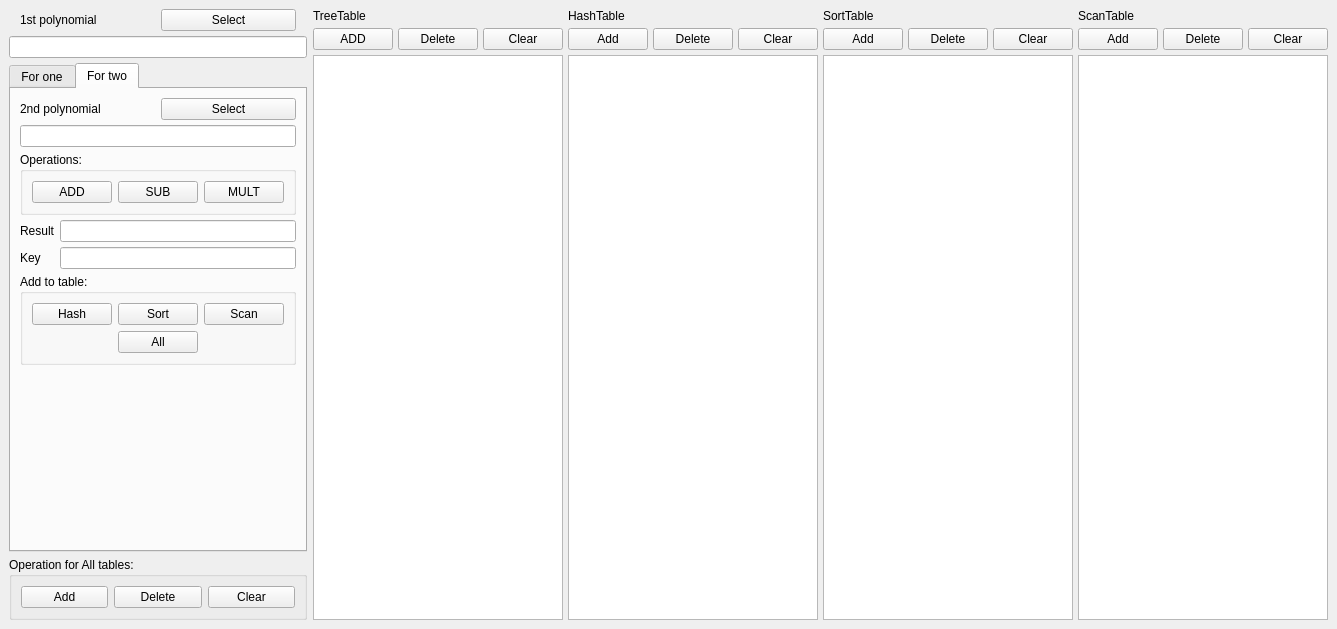
The window that ZorinOA/03_lab_table/samples/qt2/mainwindow.ui (valentina-kustikova/mp2-practice) describes before a commit, drawn with Qt 5.
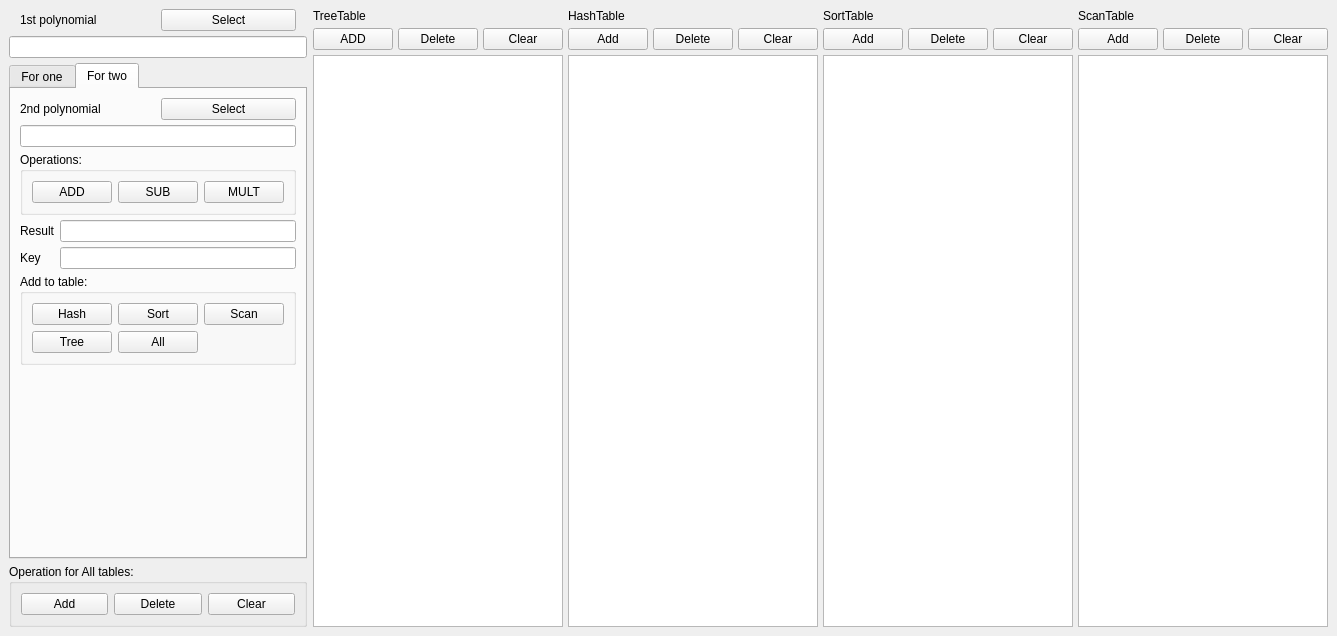
The same window after the commit.

Commit message: AVLTreeTable + qt_app2

The edit to the form file:
```diff
--- a/ZorinOA/03_lab_table/samples/qt2/mainwindow.ui
+++ b/ZorinOA/03_lab_table/samples/qt2/mainwindow.ui
@@ -7,7 +7,7 @@
     <x>0</x>
     <y>0</y>
     <width>1282</width>
-    <height>629</height>
+    <height>636</height>
    </rect>
   </property>
   <property name="windowTitle">
@@ -334,6 +334,13 @@
                  </property>
                 </widget>
                </item>
+               <item row="1" column="0">
+                <widget class="QPushButton" name="pushButton_toTree">
+                 <property name="text">
+                  <string>Tree</string>
+                 </property>
+                </widget>
+               </item>
               </layout>
              </widget>
             </item>
```
The commit also changes 9 other files.
